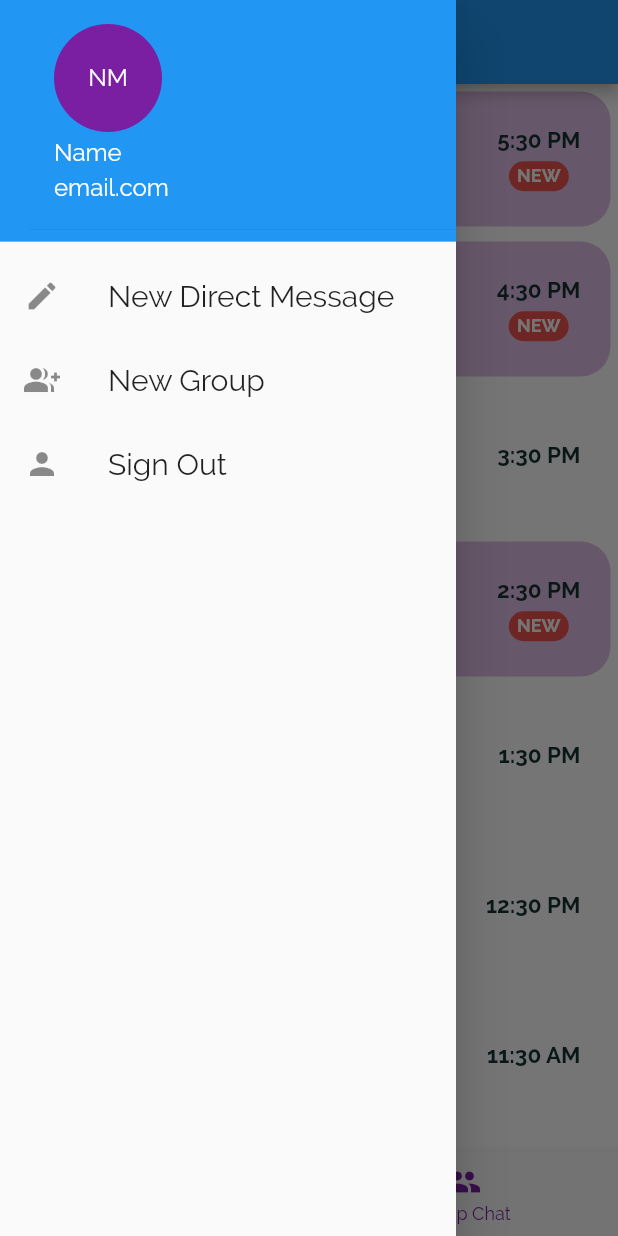
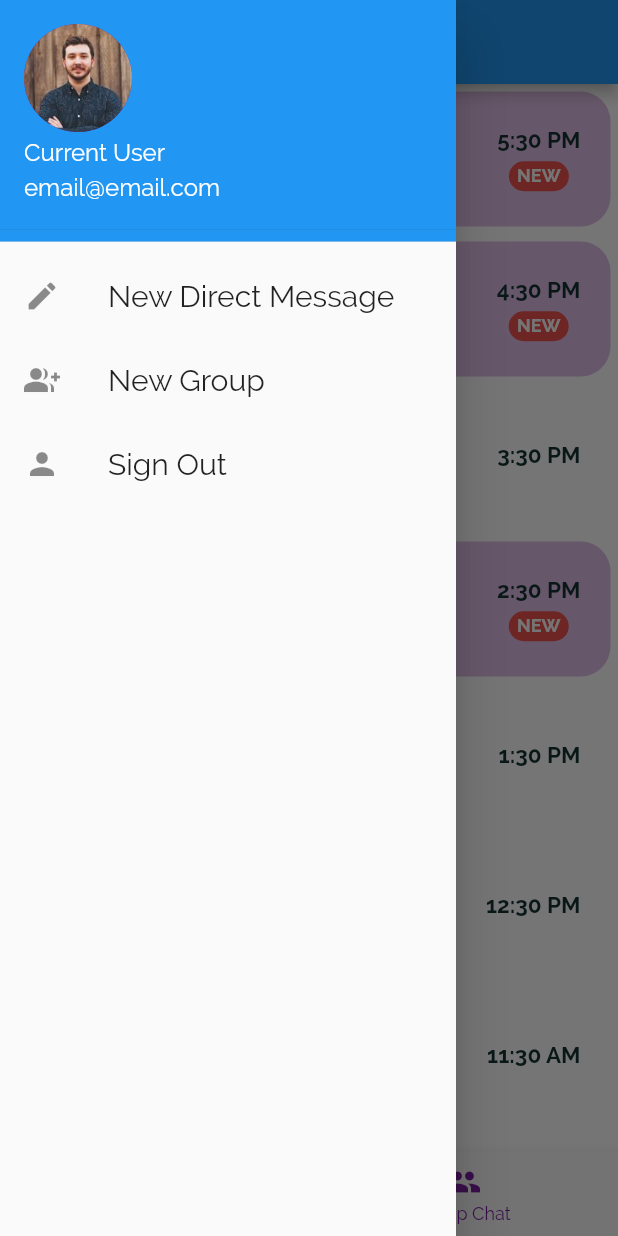
Before and after one commit to joshuadotillos/MobileStreamChat, a Flutter app: the HomeView screen opened directly, with the side drawer open, on a phone screen of 412 x 824 dp. Run offline on Flutter 3.47's test engine with Material 2 defaults, Android fonts, the phone set to English and light mode, and no system bars; our stand-ins replace cloud_firestore, firebase_auth, firebase_core; missing offline and left inert: flappy_search_bar; accounts and stored records are empty.

Commit message:
added changes to personal chat
Personal Chat changes and the UI

```diff
--- a/mobilestreamchat/lib/ui/chat/recent_chats.dart
+++ b/mobilestreamchat/lib/ui/chat/recent_chats.dart
@@ -69,7 +69,7 @@ class RecentChats extends StatelessWidget {
                           height: 5.0,
                         ),
                         chat.unread
-                            ? Container(
+                            ? Container( //chat unread
                                 width: 40.0,
                                 height: 20.0,
                                 decoration: BoxDecoration(
--- a/mobilestreamchat/lib/ui/home_view.dart
+++ b/mobilestreamchat/lib/ui/home_view.dart
@@ -1,4 +1,5 @@
 import 'package:cloud_firestore/cloud_firestore.dart';
+import 'package:mobilestreamchat/model/messageDummy.dart';
 import 'package:mobilestreamchat/net/api_methods.dart';
 import 'package:mobilestreamchat/net/flutterfire.dart';
 import 'package:mobilestreamchat/ui/add_view.dart';
@@ -63,20 +64,16 @@ Widget drawer(BuildContext context) {
             color: Theme.of(context).primaryColor,
             child: Align(
               alignment: Alignment.centerLeft,
-              child: Padding(
-                padding: const EdgeInsets.only(
-                  left: 20,
-                ),
               child: UserAccountsDrawerHeader(
                 accountEmail: FittedBox(
                   child: Text(
-                      "email.com",
+                    "email@email.com",
                     style: TextStyle(fontSize: 16.0),
                   ),
                 ),
                 accountName: FittedBox(
                   child: Text(
-                      "Name",
+                    currentUser.name,
                     style: TextStyle(
                       fontSize: 16.0,
                     ),
@@ -84,11 +81,7 @@ Widget drawer(BuildContext context) {
                 ),
                 currentAccountPicture: CircleAvatar(
                   backgroundColor: Theme.of(context).accentColor,
-                    child: Text(
-                      "NM",
-                      style: TextStyle(color: Colors.white),
-                    ),
-                  ),
+                  backgroundImage: AssetImage(currentUser.imageUrl),
                 ),
               ),
             ),
```
Also changed, not shown: mobilestreamchat/lib/ui/chat/chatMessage.dart (+83 -6 lines). Lines whose indentation alone changed are shown as unchanged.
